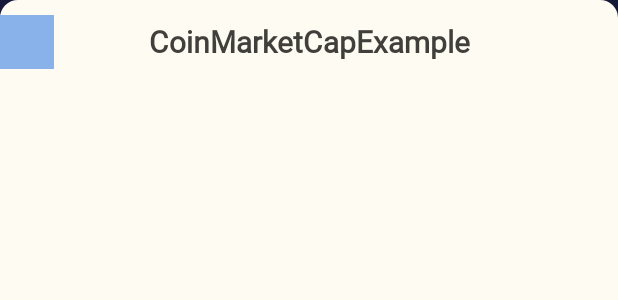
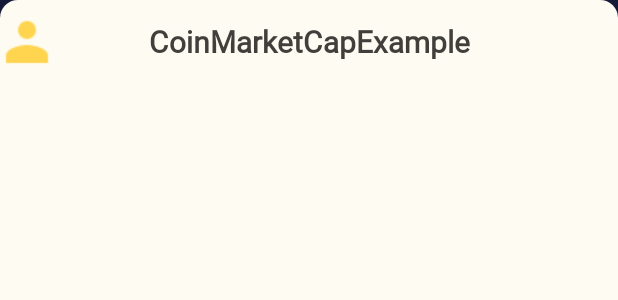
Before and after one commit to thxall92/CoinMarketCapExample, an Android app: the layout home_activity.xml on its own in the app's theme, with its tools: preview values and no code run, on a phone screen of 412 x 824 dp. Shown: the top 300 px of the screen. Run offline under Robolectric (Android 15) with nearby library versions, the phone set to English and light mode, and no system bars.

Commit message:
added account icon && base currency

```diff
--- a/app/src/main/res/layout/home_activity.xml
+++ b/app/src/main/res/layout/home_activity.xml
@@ -30,7 +30,7 @@
                     android:layout_height="?attr/actionBarSize"
                     android:gravity="center_vertical"
                     android:orientation="horizontal"
-                    app:layout_constraintBottom_toTopOf="@+id/content_frame"
+                    app:layout_constraintBottom_toTopOf="@+id/tl_content"
                     app:layout_constraintEnd_toEndOf="parent"
                     app:layout_constraintStart_toStartOf="parent"
                     app:layout_constraintTop_toTopOf="parent">
@@ -40,7 +40,7 @@
                         android:onClick="@{() -> view.onOpenSideMenuClick()}"
                         android:layout_height="36dp"
                         android:layout_marginEnd="8dp"
-                        android:background="@color/blue2" />
+                        android:src="@drawable/ic_account"/>
 
                 <TextView
                         style="@style/TitleText"
@@ -58,15 +58,30 @@
                         android:layout_marginStart="8dp"/>
             </LinearLayout>
 
-            <FrameLayout
-                    android:id="@+id/content_frame"
+            <com.google.android.material.tabs.TabLayout
+                    android:id="@+id/tl_content"
+                    android:layout_width="match_parent"
+                    android:layout_height="24dp"
+                    android:layout_marginTop="8dp"
+                    app:tabIndicatorHeight="0dp"
+                    app:tabMode="scrollable"
+                    app:tabPadding="2dp"
+                    app:tabSelectedTextColor="@color/blue4"
+                    app:tabTextAppearance="@style/TabLayoutTextStyle"
+                    app:tabTextColor="@color/gray3"
+                    app:layout_constraintBottom_toBottomOf="@+id/vp_content"
+                    app:layout_constraintEnd_toEndOf="parent"
+                    app:layout_constraintStart_toStartOf="parent"
+                    app:layout_constraintTop_toBottomOf="@+id/ll_title"/>
+
+            <androidx.viewpager.widget.ViewPager
+                    android:id="@+id/vp_content"
                     android:layout_width="0dp"
                     android:layout_height="0dp"
                     app:layout_constraintBottom_toBottomOf="parent"
                     app:layout_constraintEnd_toEndOf="parent"
                     app:layout_constraintStart_toStartOf="parent"
-                    app:layout_constraintTop_toBottomOf="@+id/ll_title" />
-
+                    app:layout_constraintTop_toBottomOf="@+id/tl_content" />
 
         </androidx.constraintlayout.widget.ConstraintLayout>
 
```
Also changed, not shown: app/src/main/java/com/eunhye/com/coinmarketcapexample/ui/home/CoinListFragment.kt (+14 -3 lines), app/src/main/java/com/eunhye/com/coinmarketcapexample/ui/home/HomeActivity.kt (+34 -4 lines), app/src/main/res/drawable-hdpi/ic_account.png (added), app/src/main/res/drawable-mdpi/ic_account.png (added), app/src/main/res/drawable-xhdpi/ic_account.png (added), app/src/main/res/drawable-xxhdpi/ic_account.png (added), app/src/main/res/drawable-xxxhdpi/ic_account.png (added).
